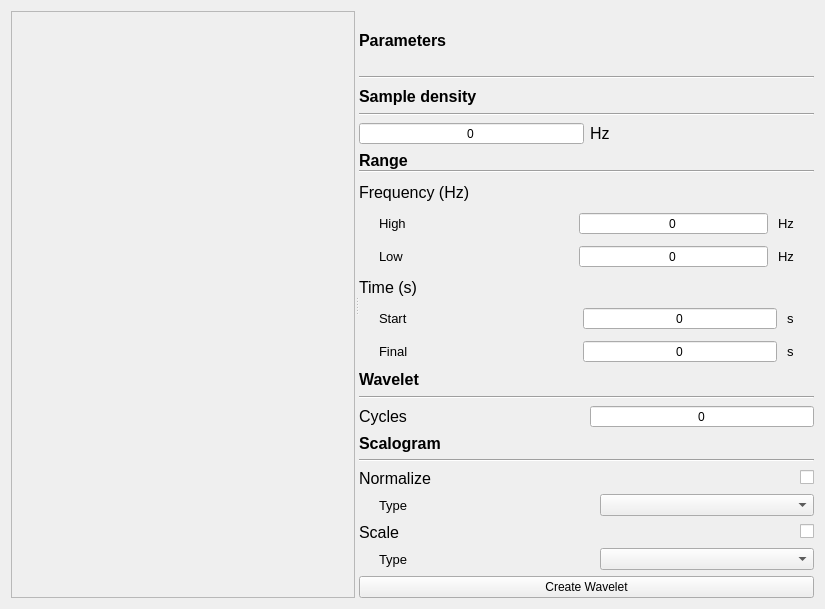
Above: plugins/analysis/time_frequency/wavelet_plugin.ui from GAMMA-BOARD-FTD-PACC/gamma-lab-desktop-app before the change. Below: the same form after it.
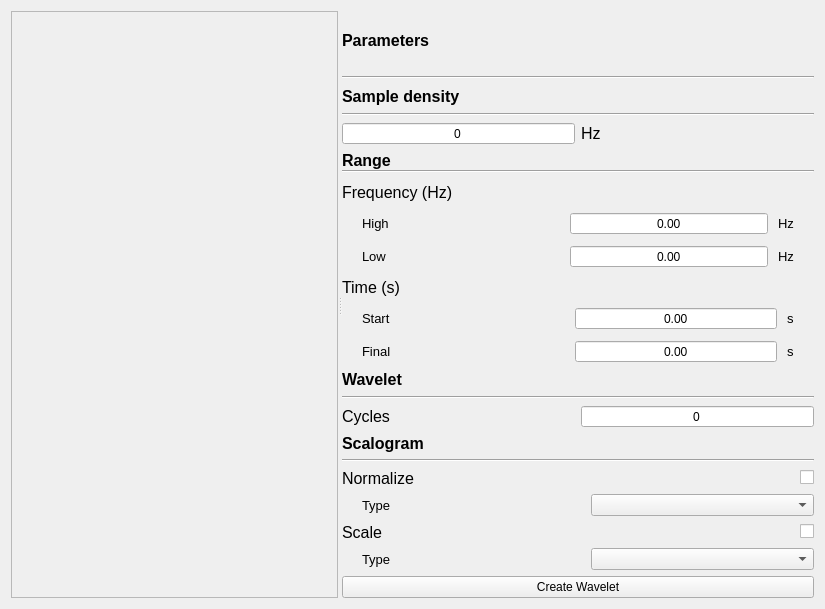
That is the form after the change.

The edit to the form file:
```diff
--- a/plugins/analysis/time_frequency/wavelet_plugin.ui
+++ b/plugins/analysis/time_frequency/wavelet_plugin.ui
@@ -191,7 +191,7 @@
               </widget>
              </item>
              <item>
-              <widget class="QSpinBox" name="highFrequencySpinBox">
+              <widget class="QDoubleSpinBox" name="highFrequencySpinBox">
                <property name="alignment">
                 <set>Qt::AlignCenter</set>
                </property>
@@ -267,7 +267,7 @@
               </widget>
              </item>
              <item>
-              <widget class="QSpinBox" name="lowFrequencySpinBox">
+              <widget class="QDoubleSpinBox" name="lowFrequencySpinBox">
                <property name="alignment">
                 <set>Qt::AlignCenter</set>
                </property>
@@ -359,7 +359,7 @@
               </widget>
              </item>
              <item>
-              <widget class="QSpinBox" name="startSpinBox">
+              <widget class="QDoubleSpinBox" name="startSpinBox">
                <property name="alignment">
                 <set>Qt::AlignCenter</set>
                </property>
@@ -435,7 +435,7 @@
               </widget>
              </item>
              <item>
-              <widget class="QSpinBox" name="finalSpinBox">
+              <widget class="QDoubleSpinBox" name="finalSpinBox">
                <property name="alignment">
                 <set>Qt::AlignCenter</set>
                </property>
```
